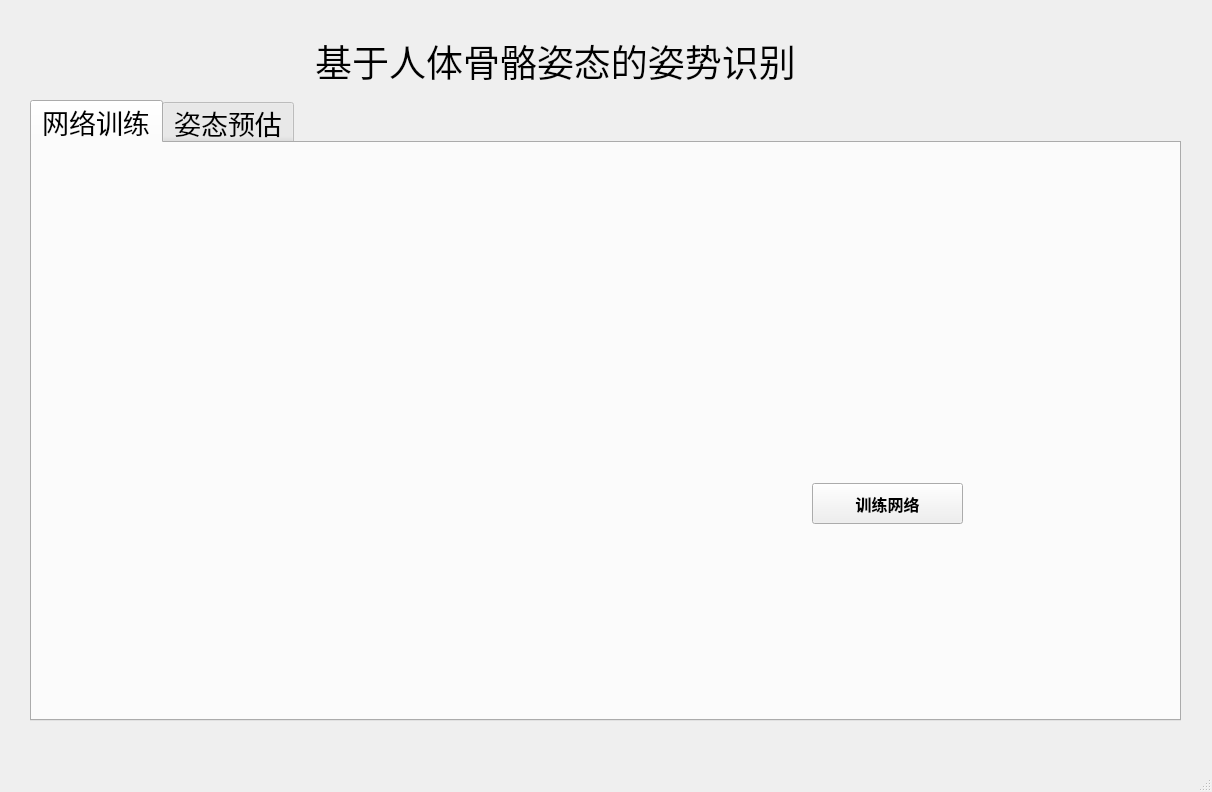
Old version of the form workspace/main_program/mainWindow.ui in the repository wfnian/posture_recognition.
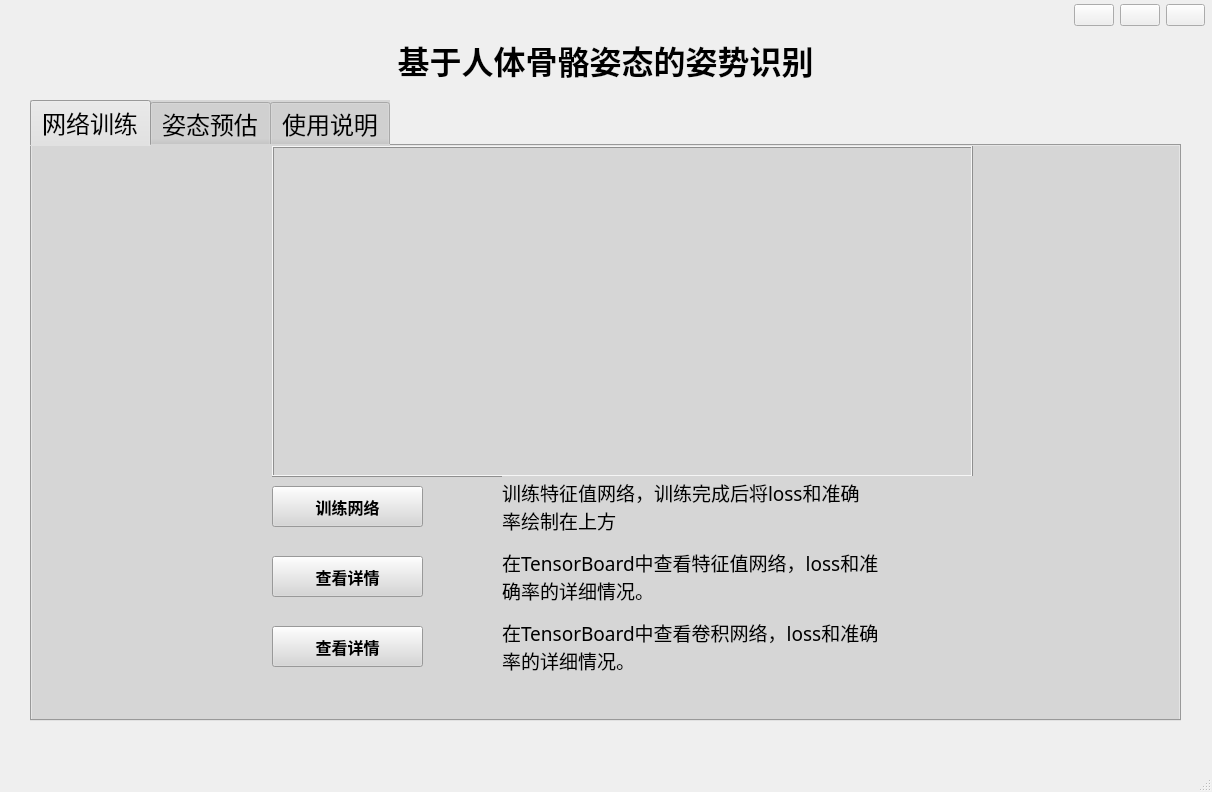
New version of the form. The open tabs and pages were chosen to show the change. Icons and pictures are not drawn.

The edit to the form file:
```diff
--- a/workspace/main_program/mainWindow.ui
+++ b/workspace/main_program/mainWindow.ui
@@ -52,8 +52,8 @@
     </property>
     <property name="font">
      <font>
-      <family>Arial</family>
-      <pointsize>20</pointsize>
+      <family>宋体</family>
+      <pointsize>18</pointsize>
      </font>
     </property>
     <property name="mouseTracking">
@@ -74,6 +74,12 @@
     <property name="autoFillBackground">
      <bool>false</bool>
     </property>
+    <property name="styleSheet">
+     <string notr="true">background-color: rgb(214, 214, 214);</string>
+    </property>
+    <property name="locale">
+     <locale language="Chinese" country="China"/>
+    </property>
     <property name="tabPosition">
      <enum>QTabWidget::North</enum>
     </property>
@@ -92,6 +98,9 @@
     <property name="elideMode">
      <enum>Qt::ElideNone</enum>
     </property>
+    <property name="usesScrollButtons">
+     <bool>true</bool>
+    </property>
     <property name="documentMode">
      <bool>false</bool>
     </property>
@@ -115,7 +124,7 @@
      <widget class="QPushButton" name="pushButton">
       <property name="geometry">
        <rect>
-        <x>780</x>
+        <x>240</x>
         <y>340</y>
         <width>151</width>
         <height>41</height>
@@ -129,6 +138,12 @@
         <bold>true</bold>
        </font>
       </property>
+      <property name="styleSheet">
+       <string notr="true">QPushButton{background-color:green;border:none;color:#ffffff;}
+QPushButton:hover{background-color:#333333;}
+QPushButton:pressed{background-color:#663333;}
+qconicalgradient(cx:0.5, cy:0.5, angle:0, stop:0 rgba(255, 255, 255, 255), stop:0.373979 rgba(255, 255, 255, 255), stop:0.373991 rgba(33, 30, 255, 255), stop:0.624018 rgba(33, 30, 255, 255), stop:0.624043 rgba(255, 0, 0, 255), stop:1 rgba(255, 0, 0, 255))</string>
+      </property>
       <property name="text">
        <string>训练网络</string>
       </property>
@@ -148,12 +163,21 @@
      <widget class="QLabel" name="label_2">
       <property name="geometry">
        <rect>
-        <x>10</x>
-        <y>50</y>
-        <width>731</width>
+        <x>240</x>
+        <y>0</y>
+        <width>701</width>
         <height>331</height>
        </rect>
       </property>
+      <property name="autoFillBackground">
+       <bool>false</bool>
+      </property>
+      <property name="frameShape">
+       <enum>QFrame::Box</enum>
+      </property>
+      <property name="frameShadow">
+       <enum>QFrame::Raised</enum>
+      </property>
       <property name="text">
        <string/>
       </property>
@@ -170,6 +194,256 @@
        <bool>false</bool>
       </property>
      </widget>
+     <widget class="QPushButton" name="pushButton_3">
+      <property name="geometry">
+       <rect>
+        <x>240</x>
+        <y>410</y>
+        <width>151</width>
+        <height>41</height>
+       </rect>
+      </property>
+      <property name="font">
+       <font>
+        <family>Arial</family>
+        <pointsize>12</pointsize>
+        <weight>75</weight>
+        <bold>true</bold>
+       </font>
+      </property>
+      <property name="styleSheet">
+       <string notr="true">QPushButton{background-color:green;border:none;color:#ffffff;}
+QPushButton:hover{background-color:#333333;}
+QPushButton:pressed{background-color:#999999;}
+qradialgradient(spread:repeat, cx:0.5, cy:0.5, radius:0.077, fx:0.5, fy:0.5, stop:0 rgba(0, 169, 255, 147), stop:0.497326 rgba(0, 0, 0, 147), stop:1 rgba(0, 169, 255, 147))
+selection-color: qradialgradient(spread:repeat, cx:0.5, cy:0.5, radius:0.077, fx:0.5, fy:0.5, stop:0 rgba(0, 169, 255, 147), stop:0.497326 rgba(0, 0, 0, 147), stop:1 rgba(0, 169, 255, 147));</string>
+      </property>
+      <property name="text">
+       <string>查看详情</string>
+      </property>
+      <property name="icon">
+       <iconset>
+        <normaloff>../../../sundry/icons/button.png</normaloff>
+        <normalon>../../../sundry/icons/button1.png</normalon>
+        <selectedoff>../../../sundry/icons/button1.png</selectedoff>../../../sundry/icons/button.png</iconset>
+      </property>
+      <property name="iconSize">
+       <size>
+        <width>32</width>
+        <height>32</height>
+       </size>
+      </property>
+     </widget>
+     <widget class="QLabel" name="label_9">
+      <property name="geometry">
+       <rect>
+        <x>420</x>
+        <y>340</y>
+        <width>41</width>
+        <height>41</height>
+       </rect>
+      </property>
+      <property name="layoutDirection">
+       <enum>Qt::LeftToRight</enum>
+      </property>
+      <property name="autoFillBackground">
+       <bool>false</bool>
+      </property>
+      <property name="text">
+       <string/>
+      </property>
+      <property name="textFormat">
+       <enum>Qt::AutoText</enum>
+      </property>
+      <property name="pixmap">
+       <pixmap>../sundry/about1.png</pixmap>
+      </property>
+      <property name="scaledContents">
+       <bool>false</bool>
+      </property>
+      <property name="alignment">
+       <set>Qt::AlignCenter</set>
+      </property>
+      <property name="wordWrap">
+       <bool>false</bool>
+      </property>
+     </widget>
+     <widget class="QLabel" name="label_10">
+      <property name="geometry">
+       <rect>
+        <x>420</x>
+        <y>410</y>
+        <width>41</width>
+        <height>41</height>
+       </rect>
+      </property>
+      <property name="layoutDirection">
+       <enum>Qt::LeftToRight</enum>
+      </property>
+      <property name="autoFillBackground">
+       <bool>false</bool>
+      </property>
+      <property name="text">
+       <string/>
+      </property>
+      <property name="pixmap">
+       <pixmap>../sundry/about1.png</pixmap>
+      </property>
+      <property name="alignment">
+       <set>Qt::AlignCenter</set>
+      </property>
+     </widget>
+     <widget class="QLabel" name="label_11">
+      <property name="geometry">
+       <rect>
+        <x>470</x>
+        <y>330</y>
+        <width>471</width>
+        <height>61</height>
+       </rect>
+      </property>
+      <property name="font">
+       <font>
+        <family>新宋体</family>
+        <pointsize>14</pointsize>
+       </font>
+      </property>
+      <property name="text">
+       <string>训练特征值网络，训练完成后将loss和准确
+率绘制在上方</string>
+      </property>
+      <property name="textFormat">
+       <enum>Qt::PlainText</enum>
+      </property>
+      <property name="scaledContents">
+       <bool>true</bool>
+      </property>
+      <property name="alignment">
+       <set>Qt::AlignLeading|Qt::AlignLeft|Qt::AlignVCenter</set>
+      </property>
+     </widget>
+     <widget class="QLabel" name="label_12">
+      <property name="geometry">
+       <rect>
+        <x>470</x>
+        <y>400</y>
+        <width>471</width>
+        <height>61</height>
+       </rect>
+      </property>
+      <property name="font">
+       <font>
+        <family>新宋体</family>
+        <pointsize>14</pointsize>
+       </font>
+      </property>
+      <property name="text">
+       <string>在TensorBoard中查看特征值网络，loss和准
+确率的详细情况。</string>
+      </property>
+      <property name="textFormat">
+       <enum>Qt::PlainText</enum>
+      </property>
+      <property name="scaledContents">
+       <bool>true</bool>
+      </property>
+      <property name="alignment">
+       <set>Qt::AlignLeading|Qt::AlignLeft|Qt::AlignVCenter</set>
+      </property>
+     </widget>
+     <widget class="QLabel" name="label_13">
+      <property name="geometry">
+       <rect>
+        <x>470</x>
+        <y>470</y>
+        <width>471</width>
+        <height>61</height>
+       </rect>
+      </property>
+      <property name="font">
+       <font>
+        <family>新宋体</family>
+        <pointsize>14</pointsize>
+       </font>
+      </property>
+      <property name="text">
+       <string>在TensorBoard中查看卷积网络，loss和准确
+率的详细情况。</string>
+      </property>
+      <property name="textFormat">
+       <enum>Qt::PlainText</enum>
+      </property>
+      <property name="scaledContents">
+       <bool>true</bool>
+      </property>
+      <property name="alignment">
+       <set>Qt::AlignLeading|Qt::AlignLeft|Qt::AlignVCenter</set>
+      </property>
+     </widget>
+     <widget class="QPushButton" name="pushButton_4">
+      <property name="geometry">
+       <rect>
+        <x>240</x>
+        <y>480</y>
+        <width>151</width>
+        <height>41</height>
+       </rect>
+      </property>
+      <property name="font">
+       <font>
+        <family>Arial</family>
+        <pointsize>12</pointsize>
+        <weight>75</weight>
+        <bold>true</bold>
+       </font>
+      </property>
+      <property name="styleSheet">
+       <string notr="true">QPushButton{background-color:green;border:none;color:#ffffff;}
+QPushButton:hover{background-color:#333333;}
+QPushButton:pressed{background-color:#663333;}
+qconicalgradient(cx:0.5, cy:0.5, angle:0, stop:0 rgba(255, 255, 255, 255), stop:0.373979 rgba(255, 255, 255, 255), stop:0.373991 rgba(33, 30, 255, 255), stop:0.624018 rgba(33, 30, 255, 255), stop:0.624043 rgba(255, 0, 0, 255), stop:1 rgba(255, 0, 0, 255))</string>
+      </property>
+      <property name="text">
+       <string>查看详情</string>
+      </property>
+      <property name="icon">
+       <iconset>
+        <normaloff>../../../sundry/icons/button.png</normaloff>
+        <normalon>../../../sundry/icons/button1.png</normalon>
+        <selectedoff>../../../sundry/icons/button1.png</selectedoff>../../../sundry/icons/button.png</iconset>
+      </property>
+      <property name="iconSize">
+       <size>
+        <width>32</width>
+        <height>32</height>
+       </size>
+      </property>
+     </widget>
+     <widget class="QLabel" name="label_14">
+      <property name="geometry">
+       <rect>
+        <x>420</x>
+        <y>480</y>
+        <width>41</width>
+        <height>41</height>
+       </rect>
+      </property>
+      <property name="layoutDirection">
+       <enum>Qt::LeftToRight</enum>
+      </property>
+      <property name="autoFillBackground">
+       <bool>false</bool>
+      </property>
+      <property name="text">
+       <string/>
+      </property>
+      <property name="pixmap">
+       <pixmap>../sundry/about1.png</pixmap>
+      </property>
+      <property name="alignment">
+       <set>Qt::AlignCenter</set>
+      </property>
+     </widget>
     </widget>
     <widget class="QWidget" name="tab_2">
      <attribute name="icon">
@@ -258,6 +532,67 @@
       <property name="pixmap">
        <pixmap>../../../sundry/pic/pic.jpg</pixmap>
       </property>
+      <property name="alignment">
+       <set>Qt::AlignCenter</set>
+      </property>
+     </widget>
+     <zorder>label_5</zorder>
+     <zorder>horizontalLayoutWidget</zorder>
+     <zorder>label_4</zorder>
+     <zorder>label_3</zorder>
+     <zorder>label_15</zorder>
+     <zorder>label_6</zorder>
+    </widget>
+    <widget class="QWidget" name="tab_3">
+     <attribute name="icon">
+      <iconset>
+       <normaloff>../sundry/page3.png</normaloff>
+       <normalon>../sundry/page3_1.png</normalon>../sundry/page3.png</iconset>
+     </attribute>
+     <attribute name="title">
+      <string>使用说明</string>
+     </attribute>
+     <widget class="QTextBrowser" name="textBrowser">
+      <property name="geometry">
+       <rect>
+        <x>180</x>
+        <y>71</y>
+        <width>731</width>
+        <height>371</height>
+       </rect>
+      </property>
+     </widget>
+     <widget class="QLabel" name="label_16">
+      <property name="geometry">
+       <rect>
+        <x>290</x>
+        <y>480</y>
+        <width>591</width>
+        <height>31</height>
+       </rect>
+      </property>
+      <property name="text">
+       <string>&lt;html&gt;&lt;head/&gt;&lt;body&gt;&lt;p&gt;&lt;span style=&quot; font-size:12pt;&quot;&gt;更多请访问Github设计README说明&lt;/span&gt;&lt;a href=&quot;https://github.com/wfnian/posture_recognition&quot;&gt;&lt;span style=&quot; font-size:12pt; text-decoration: underline; color:#0000ff;&quot;&gt;Github：posture_recognition&lt;/span&gt;&lt;/a&gt;&lt;/p&gt;&lt;/body&gt;&lt;/html&gt;</string>
+      </property>
+      <property name="textFormat">
+       <enum>Qt::RichText</enum>
+      </property>
+     </widget>
+     <widget class="QLabel" name="label_17">
+      <property name="geometry">
+       <rect>
+        <x>220</x>
+        <y>470</y>
+        <width>72</width>
+        <height>51</height>
+       </rect>
+      </property>
+      <property name="text">
+       <string/>
+      </property>
+      <property name="pixmap">
+       <pixmap>../sundry/info.png</pixmap>
+      </property>
       <property name="scaledContents">
        <bool>true</bool>
       </property>
@@ -267,16 +602,16 @@
    <widget class="QLabel" name="label">
     <property name="geometry">
      <rect>
-      <x>150</x>
+      <x>0</x>
       <y>20</y>
-      <width>811</width>
+      <width>1211</width>
       <height>81</height>
      </rect>
     </property>
     <property name="font">
      <font>
       <family>新宋体</family>
-      <pointsize>28</pointsize>
+      <pointsize>24</pointsize>
       <underline>false</underline>
      </font>
     </property>
@@ -287,10 +622,10 @@
      <bool>false</bool>
     </property>
     <property name="text">
-     <string>基于人体骨骼姿态的姿势识别</string>
+     <string>&lt;html&gt;&lt;head/&gt;&lt;body&gt;&lt;p align=&quot;center&quot;&gt;&lt;span style=&quot; font-weight:600;&quot;&gt;基于人体骨骼姿态的姿势识别&lt;/span&gt;&lt;/p&gt;&lt;/body&gt;&lt;/html&gt;</string>
     </property>
     <property name="textFormat">
-     <enum>Qt::PlainText</enum>
+     <enum>Qt::RichText</enum>
     </property>
     <property name="alignment">
      <set>Qt::AlignCenter</set>
@@ -302,6 +637,39 @@
      <number>4</number>
     </property>
    </widget>
+   <widget class="QWidget" name="horizontalLayoutWidget_2">
+    <property name="geometry">
+     <rect>
+      <x>1074</x>
+      <y>0</y>
+      <width>131</width>
+      <height>31</height>
+     </rect>
+    </property>
+    <layout class="QHBoxLayout" name="horizontalLayout_2">
+     <item>
+      <widget class="QPushButton" name="pushButton_5">
+       <property name="text">
+        <string/>
+       </property>
+      </widget>
+     </item>
+     <item>
+      <widget class="QPushButton" name="pushButton_6">
+       <property name="text">
+        <string/>
+       </property>
+      </widget>
+     </item>
+     <item>
+      <widget class="QPushButton" name="pushButton_7">
+       <property name="text">
+        <string/>
+       </property>
+      </widget>
+     </item>
+    </layout>
+   </widget>
   </widget>
   <widget class="QMenuBar" name="menubar">
    <property name="geometry">
```
Left out of the diff: 199 changed lines with no effect on the pictures.
